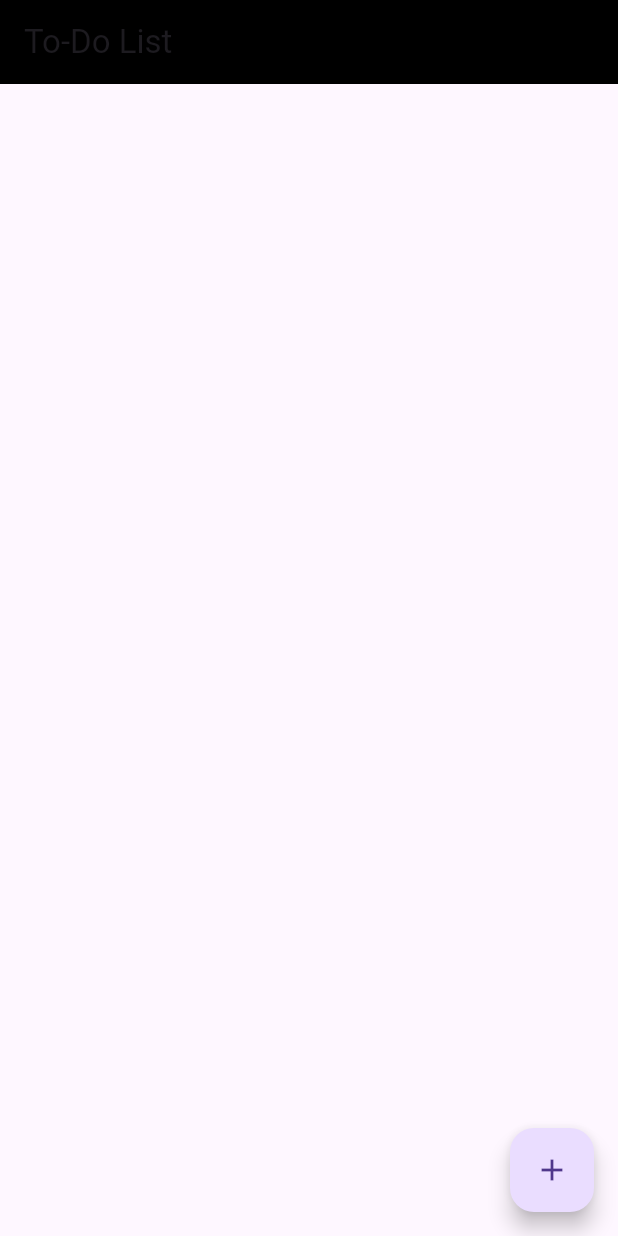
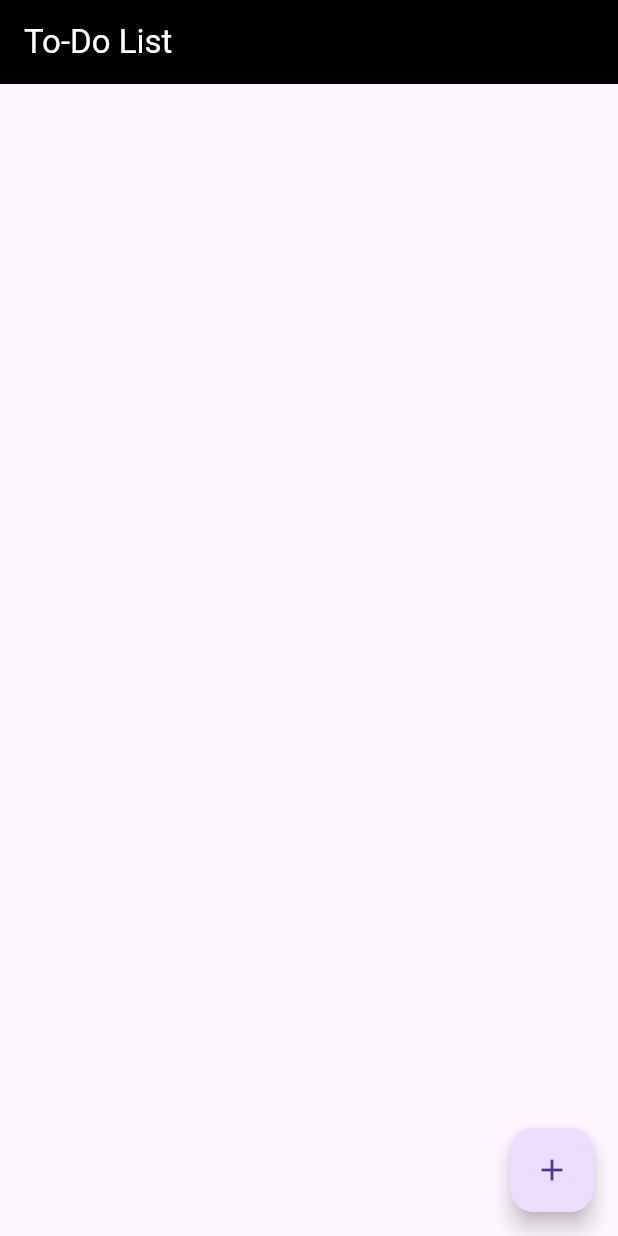
Before and after one commit to steveniannucci/flutter-demo, a Flutter app: the screen it shows after launch, on a phone screen of 412 x 824 dp. Run offline on Flutter 3.47's test engine with Material 3 defaults, Android fonts, the phone set to English and light mode, and no system bars.

Commit message:
Apr 14, 2024, 1:10 PM

```diff
--- a/demo/lib/main.dart
+++ b/demo/lib/main.dart
@@ -31,7 +31,12 @@ class _TodoListScreenState extends State<TodoListScreen> {
   Widget build(BuildContext context) {
     return Scaffold(
       appBar: AppBar(
-        title: Text('To-Do List'),
+        title: Text(
+          'To-Do List',
+          style: TextStyle(
+            color: Colors.white,
+            ),
+          ),
         backgroundColor:  const Color.fromARGB(255, 0, 0, 0),
       ),
       body: ListView.builder(
```
